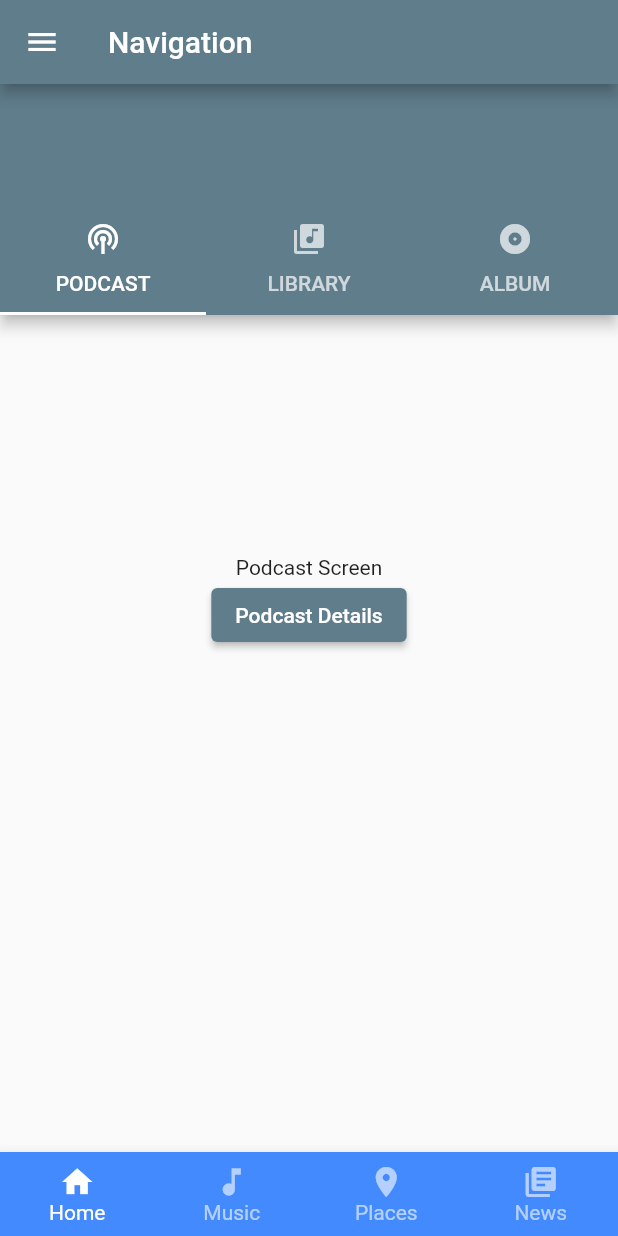
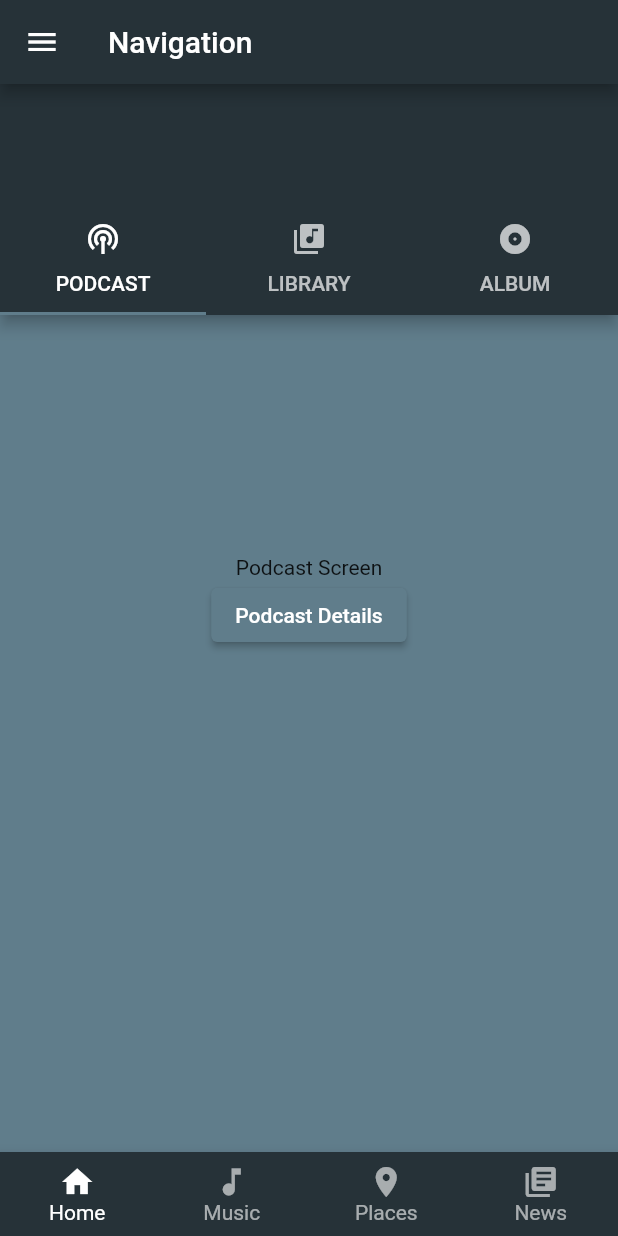
Before and after one commit to seen2/flutter_todo, a Flutter app: the screen it shows after launch, on a phone screen of 412 x 824 dp. Run offline on Flutter 3.47's test engine with Material 2 defaults, Android fonts, the phone set to English and light mode, and no system bars.

Commit message:
Bit of cloring

```diff
--- a/lib/screens/HomeScreen.dart
+++ b/lib/screens/HomeScreen.dart
@@ -43,6 +43,7 @@ class _HomeScreenState extends State<HomeScreen> {
         child: Scaffold(
             appBar: AppBar(
               title: Text("Navigation"),
+              backgroundColor: Colors.blueGrey[900],
             ),
             drawer: Drawer(
               child: Container(
@@ -54,7 +55,7 @@ class _HomeScreenState extends State<HomeScreen> {
             ),
             bottomNavigationBar: BottomNavigationBar(
               type: BottomNavigationBarType.fixed,
-              backgroundColor: Colors.blueAccent,
+              backgroundColor: Colors.blueGrey[900],
               selectedItemColor: Colors.white,
               unselectedItemColor: Colors.white.withOpacity(.60),
               selectedFontSize: 14,
--- a/lib/screens/topTabScreens/IndexTopTab.dart
+++ b/lib/screens/topTabScreens/IndexTopTab.dart
@@ -13,7 +13,9 @@ class IndexTopTab extends StatelessWidget {
         length: 3,
         child: Scaffold(
           body: Scaffold(
+            backgroundColor: Colors.blueGrey,
             appBar: AppBar(
+                backgroundColor: Colors.blueGrey[900],
                 toolbarHeight: 80,
                 bottom: TabBar(
                   tabs: [
```
